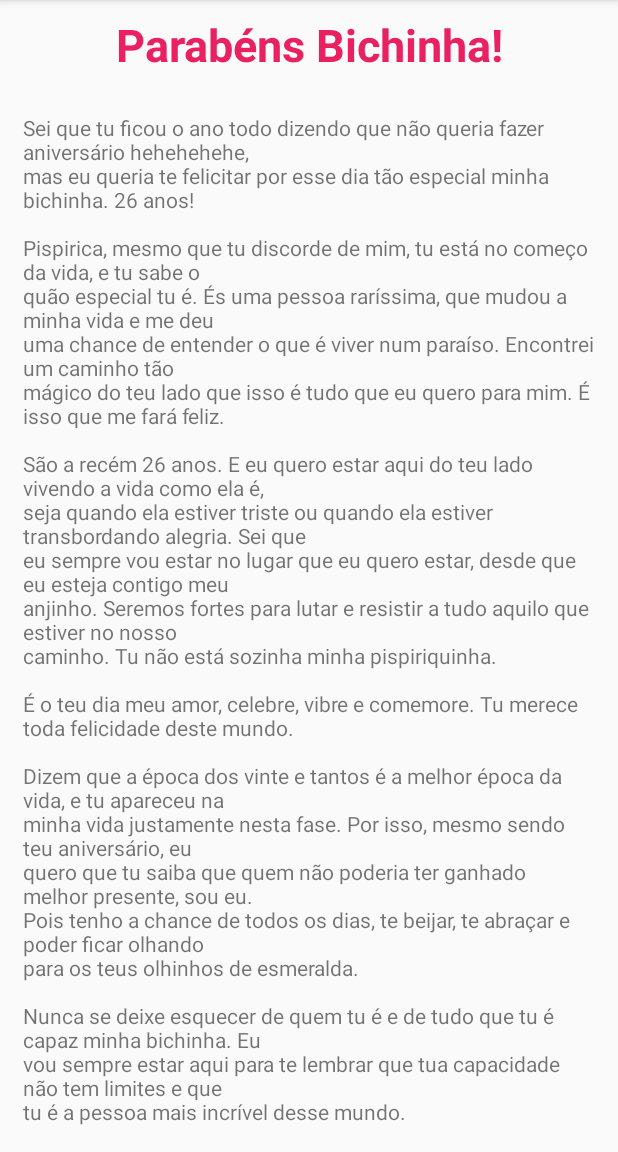
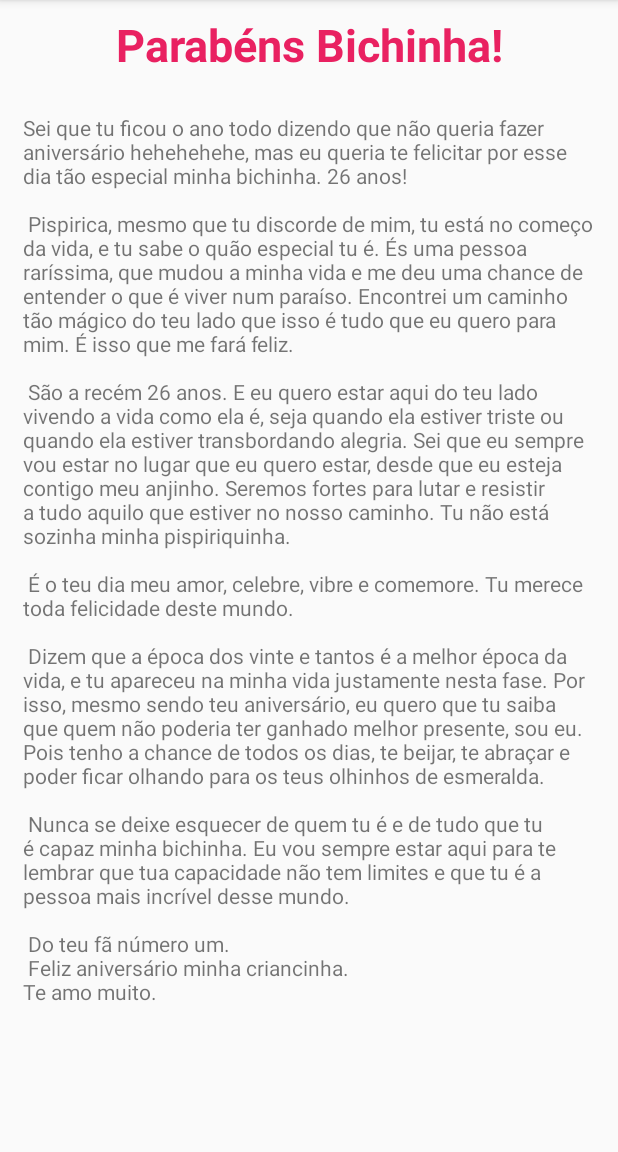
Before and after one commit to othman853/misterious-app, an Android app: the fragment HappyBirthdayFragment shown on its own in the app's theme, on a phone screen of 412 x 824 dp, the part 84-1236 px from its top. Run offline under Robolectric (Android 15) with nearby library versions, the phone set to English and light mode, and no system bars.

Commit message:
Getting rid of line breaks.

```diff
--- a/app/src/main/res/values/strings.xml
+++ b/app/src/main/res/values/strings.xml
@@ -8,12 +8,12 @@
     <string name="day_forecast">Sempre fará sol, desde que tu esteja do meu lado. :p</string>
     <string name="night_forecast">E minhas noites sempre serão iluminadas pela minha estrelinha.</string>
     <string name="happy_birthday_text">
-        Sei que tu ficou o ano todo dizendo que não queria fazer aniversário hehehehehe, \nmas eu queria te felicitar por esse dia tão especial minha bichinha. 26 anos! \n
-\nPispirica, mesmo que tu discorde de mim, tu está no começo da vida, e tu sabe o \nquão especial tu é. És uma pessoa raríssima, que mudou a minha vida e me deu \numa chance de entender o que é viver num paraíso. Encontrei um caminho tão \nmágico do teu lado que isso é tudo que eu quero para mim. É isso que me fará feliz. \n
-\nSão a recém 26 anos. E eu quero estar aqui do teu lado vivendo a vida como ela é, \nseja quando ela estiver triste ou quando ela estiver transbordando alegria. Sei que \neu sempre vou estar no lugar que eu quero estar, desde que eu esteja contigo meu \nanjinho. Seremos fortes para lutar e resistir a tudo aquilo que estiver no nosso \ncaminho. Tu não está sozinha minha pispiriquinha.\n
-\nÉ o teu dia meu amor, celebre, vibre e comemore. Tu merece toda felicidade deste mundo.\n
-\nDizem que a época dos vinte e tantos é a melhor época da vida, e  tu apareceu na \nminha vida justamente nesta fase. Por isso, mesmo sendo teu aniversário, eu \nquero que tu saiba que quem não poderia ter ganhado melhor presente, sou eu. \nPois tenho a chance de todos os dias, te beijar, te abraçar e poder ficar olhando \npara os teus olhinhos de esmeralda. \n
-\nNunca se deixe esquecer de quem tu é e de tudo que tu é capaz minha bichinha. Eu \nvou sempre estar aqui para te lembrar que tua capacidade não tem limites e que \ntu é a pessoa mais incrível desse mundo.\n
-\nDo teu fã número um. \nFeliz aniversário minha criancinha. \n\nTe amo muito.
+        Sei que tu ficou o ano todo dizendo que não queria fazer aniversário hehehehehe, mas eu queria te felicitar por esse dia tão especial minha bichinha. 26 anos! \n\n
+Pispirica, mesmo que tu discorde de mim, tu está no começo da vida, e tu sabe o quão especial tu é. És uma pessoa raríssima, que mudou a minha vida e me deu uma chance de entender o que é viver num paraíso. Encontrei um caminho tão mágico do teu lado que isso é tudo que eu quero para mim. É isso que me fará feliz.\n\n
+São a recém 26 anos. E eu quero estar aqui do teu lado vivendo a vida como ela é, seja quando ela estiver triste ou quando ela estiver transbordando alegria. Sei que eu sempre vou estar no lugar que eu quero estar, desde que eu esteja contigo meu anjinho. Seremos fortes para lutar e resistir a tudo aquilo que estiver no nosso caminho. Tu não está sozinha minha pispiriquinha.\n\n
+É o teu dia meu amor, celebre, vibre e comemore. Tu merece toda felicidade deste mundo.\n\n
+Dizem que a época dos vinte e tantos é a melhor época da vida, e  tu apareceu na minha vida justamente nesta fase. Por isso, mesmo sendo teu aniversário, eu quero que tu saiba que quem não poderia ter ganhado melhor presente, sou eu. Pois tenho a chance de todos os dias, te beijar, te abraçar e poder ficar olhando para os teus olhinhos de esmeralda. \n\n
+Nunca se deixe esquecer de quem tu é e de tudo que tu é capaz minha bichinha. Eu vou sempre estar aqui para te lembrar que tua capacidade não tem limites e que tu é a pessoa mais incrível desse mundo.\n\n
+Do teu fã número um.\n Feliz aniversário minha criancinha.\nTe amo muito.
     </string>
 </resources>
```
